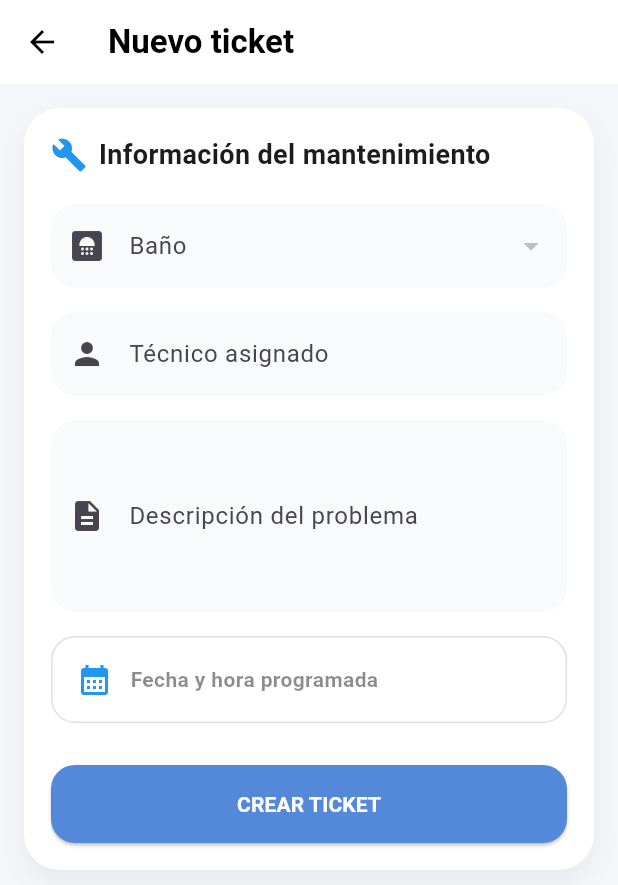
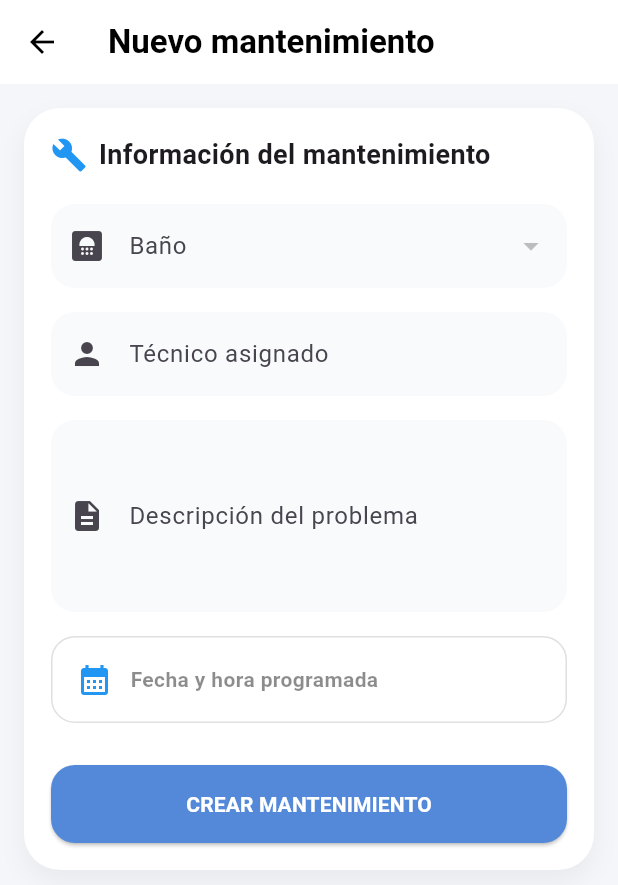
Before and after one commit to stevengodev/bathroom-vision-mobile-app, a Flutter app: the MaintenanceListPage screen opened by its route, after a tap on the "add" icon, on a phone screen of 412 x 824 dp. Shown: the top 885 px of the screen. Run offline on Flutter 3.47's test engine with Material 3 defaults, Android fonts, the phone set to English and light mode, and no system bars; our stand-ins replace dio, firebase_core, firebase_messaging, flutter_dotenv, flutter_local_notifications, flutter_secure_storage and 1 more; accounts and stored records are empty; network calls fail.

Commit message:
ajusta modulo de mantenimientos

```diff
--- a/lib/features/maintenances/models/maintenance_request.dart
+++ b/lib/features/maintenances/models/maintenance_request.dart
@@ -2,7 +2,7 @@ class MaintenanceRequest {
   final int bathroomId;
   final String technicianFullName;
   final String description;
-   final String scheduledAt;
+  final String scheduledAt;
 
   MaintenanceRequest({
     required this.bathroomId,
--- a/lib/features/maintenances/models/maintenance_response.dart
+++ b/lib/features/maintenances/models/maintenance_response.dart
@@ -6,6 +6,9 @@ class MaintenanceResponse {
   final String technicianFullName;
   final String description;
   final String status;
+  final String scheduledAt;
+  final String reportedAt;
+  final String? resolvedAt;
 
   MaintenanceResponse({
     required this.id,
@@ -13,6 +16,9 @@ class MaintenanceResponse {
     required this.technicianFullName,
     required this.description,
     required this.status,
+    required this.scheduledAt,
+    required this.reportedAt,
+    required this.resolvedAt,
   });
 
   factory MaintenanceResponse.fromJson(Map<String, dynamic> json) {
@@ -22,6 +28,9 @@ class MaintenanceResponse {
       technicianFullName: json["technicianFullName"],
       description: json["description"],
       status: json["status"],
+      scheduledAt: json["scheduledAt"],
+      reportedAt: json["reportedAt"],
+      resolvedAt: json["resolvedAt"],
     );
   }
 }
--- a/lib/features/maintenances/presentation/maintenance_form_page.dart
+++ b/lib/features/maintenances/presentation/maintenance_form_page.dart
@@ -10,92 +10,63 @@ import 'package:bathroom_vision/features/maintenances/presentation/maintenance_p
 class MaintenanceFormPage extends StatefulWidget {
   final MaintenanceResponse? maintenance;
 
-  const MaintenanceFormPage({
-    super.key,
-    this.maintenance,
-  });
+  const MaintenanceFormPage({super.key, this.maintenance});
 
   @override
-  State<MaintenanceFormPage>
-      createState() =>
-          _MaintenanceFormPageState();
+  State<MaintenanceFormPage> createState() => _MaintenanceFormPageState();
 }
 
-class _MaintenanceFormPageState
-    extends State<
-        MaintenanceFormPage> {
-  final _formKey =
-      GlobalKey<FormState>();
+class _MaintenanceFormPageState extends State<MaintenanceFormPage> {
+  final _formKey = GlobalKey<FormState>();
 
   int? selectedBathroomId;
 
-  final technicianController =
-      TextEditingController();
+  final technicianController = TextEditingController();
 
-  final descriptionController =
-      TextEditingController();
+  final descriptionController = TextEditingController();
 
-  DateTime?
-      scheduledDateTime;
+  DateTime? scheduledDateTime;
 
   @override
   void initState() {
     super.initState();
 
     Future.microtask(() {
-      context
-          .read<
-              BathroomProvider>()
-          .loadAllBathrooms();
+      context.read<BathroomProvider>().loadAllBathrooms();
     });
 
-    if (widget.maintenance !=
-        null) {
-      final m =
-          widget.maintenance!;
+    if (widget.maintenance != null) {
+      final m = widget.maintenance!;
 
-      selectedBathroomId =
-          m.bathroom.id;
+      selectedBathroomId = m.bathroom.id;
 
-      technicianController
-          .text = m
-              .technicianFullName;
+      technicianController.text = m.technicianFullName;
 
-      descriptionController
-          .text =
-          m.description;
+      descriptionController.text = m.description;
+
+      scheduledDateTime = DateTime.parse(m.scheduledAt);
     }
   }
 
-  Future<void>
-      _pickDateTime() async {
-    final date =
-        await showDatePicker(
+  Future<void> _pickDateTime() async {
+    final date = await showDatePicker(
       context: context,
-      firstDate:
-          DateTime.now(),
-      lastDate:
-          DateTime(
-        2035,
-      ),
-      initialDate:
-          DateTime.now(),
+      firstDate: DateTime.now(),
+      lastDate: DateTime(2035),
+      initialDate: DateTime.now(),
     );
 
     if (date == null) return;
 
-    final time =
-        await showTimePicker(
+    final time = await showTimePicker(
       context: context,
-      initialTime:
-          TimeOfDay.now(),
+      initialTime: TimeOfDay.now(),
     );
 
     if (time == null) return;
 
     setState(() {
-      scheduledDateTime =
-          DateTime(
+      scheduledDateTime = DateTime(
         date.year,
         date.month,
         date.day,
@@ -106,255 +77,133 @@ class _MaintenanceFormPageState
   }
 
   @override
-  Widget build(
-      BuildContext context) {
-    final bathrooms =
-        context
-            .watch<
-                BathroomProvider>()
-            .bathrooms;
+  Widget build(BuildContext context) {
+    final bathrooms = context.watch<BathroomProvider>().bathrooms;
 
-    final isEdit =
-        widget.maintenance !=
-            null;
+    final isEdit = widget.maintenance != null;
 
     return Scaffold(
-      backgroundColor:
-          const Color(
-        0xFFF4F6FA,
-      ),
+      backgroundColor: const Color(0xFFF4F6FA),
       appBar: AppBar(
         elevation: 0,
-        backgroundColor:
-            Colors.white,
-        iconTheme:
-            const IconThemeData(
-          color:
-              Colors.black,
-        ),
+        backgroundColor: Colors.white,
+        iconTheme: const IconThemeData(color: Colors.black),
         title: Text(
-          isEdit
-              ? "Editar ticket"
-              : "Nuevo ticket",
-          style:
-              const TextStyle(
-            color:
-                Colors.black,
-            fontWeight:
-                FontWeight.bold,
+          isEdit ? "Editar mantenimiento" : "Nuevo mantenimiento",
+          style: const TextStyle(
+            color: Colors.black,
+            fontWeight: FontWeight.bold,
           ),
         ),
       ),
-      body:
-          SingleChildScrollView(
-        padding:
-            const EdgeInsets.all(
-          16,
-        ),
+      body: SingleChildScrollView(
+        padding: const EdgeInsets.all(16),
         child: Form(
           key: _formKey,
           child: Container(
-            padding:
-                const EdgeInsets.all(
-              18,
-            ),
-            decoration:
-                BoxDecoration(
-              color:
-                  Colors.white,
-              borderRadius:
-                  BorderRadius.circular(
-                24,
-              ),
+            padding: const EdgeInsets.all(18),
+            decoration: BoxDecoration(
+              color: Colors.white,
+              borderRadius: BorderRadius.circular(24),
               boxShadow: [
                 BoxShadow(
-                  color: Colors
-                      .black
-                      .withOpacity(
-                          0.05),
-                  blurRadius:
-                      14,
-                  offset:
-                      const Offset(
-                    0,
-                    8,
-                  ),
+                  color: Colors.black.withOpacity(0.05),
+                  blurRadius: 14,
+                  offset: const Offset(0, 8),
                 ),
               ],
             ),
             child: Column(
               children: [
-                _title(
-                  "Información del mantenimiento",
-                ),
+                _title("Información del mantenimiento"),
 
-                const SizedBox(
-                    height:
-                        20),
+                const SizedBox(height: 20),
 
-                DropdownButtonFormField<
-                    int>(
-                  value:
-                      selectedBathroomId,
-                  decoration:
-                      _inputDecoration(
-                    "Baño",
-                    Icons
-                        .bathroom,
-                  ),
+                DropdownButtonFormField<int>(
+                  value: selectedBathroomId,
+                  decoration: _inputDecoration("Baño", Icons.bathroom),
                   items: bathrooms
                       .map(
-                        (
-                          b,
-                        ) =>
-                            DropdownMenuItem(
-                          value:
-                              b.id,
-                          child:
-                              Text(
-                            "${b.nameBlock} - Piso ${b.floor}",
+                        (b) => DropdownMenuItem(
+                          value: b.id,
+                          child: Text(
+                            "${b.nameBlock} - Piso ${b.floor} - ${b.gender.toDisplayString()}",
                           ),
                         ),
                       )
                       .toList(),
-                  onChanged:
-                      (
-                    value,
-                  ) {
+                  onChanged: (value) {
                     setState(() {
-                      selectedBathroomId =
-                          value;
+                      selectedBathroomId = value;
                     });
                   },
-                  validator:
-                      (
-                    value,
-                  ) {
-                    if (value ==
-                        null) {
+                  validator: (value) {
+                    if (value == null) {
                       return "Selecciona un baño";
                     }
                     return null;
                   },
                 ),
 
-                const SizedBox(
-                    height:
-                        16),
+                const SizedBox(height: 16),
 
                 TextFormField(
-                  controller:
-                      technicianController,
-                  decoration:
-                      _inputDecoration(
+                  controller: technicianController,
+                  decoration: _inputDecoration(
                     "Técnico asignado",
                     Icons.person,
                   ),
-                  validator:
-                      (
-                    value,
-                  ) {
-                    if (value ==
-                            null ||
-                        value
-                            .trim()
-                            .isEmpty) {
+                  validator: (value) {
+                    if (value == null || value.trim().isEmpty) {
                       return "Campo requerido";
                     }
                     return null;
                   },
                 ),
 
-                const SizedBox(
-                    height:
-                        16),
+                const SizedBox(height: 16),
 
                 TextFormField(
-                  controller:
-                      descriptionController,
-                  maxLines:
-                      4,
-                  decoration:
-                      _inputDecoration(
+                  controller: descriptionController,
+                  maxLines: 4,
+                  decoration: _inputDecoration(
                     "Descripción del problema",
-                    Icons
-                        .description,
+                    Icons.description,
                   ),
-                  validator:
-                      (
-                    value,
-                  ) {
-                    if (value ==
-                            null ||
-                        value
-                            .trim()
-                            .isEmpty) {
+                  validator: (value) {
+                    if (value == null || value.trim().isEmpty) {
                       return "Campo requerido";
                     }
                     return null;
                   },
                 ),
 
-                const SizedBox(
-                    height:
-                        16),
+                const SizedBox(height: 16),
 
                 InkWell(
-                  onTap:
-                      _pickDateTime,
-                  borderRadius:
-                      BorderRadius.circular(
-                    16,
-                  ),
-                  child:
-                      Container(
-                    width: double
-                        .infinity,
-                    padding:
-                        const EdgeInsets.all(
-                      16,
+                  onTap: _pickDateTime,
+                  borderRadius: BorderRadius.circular(16),
+                  child: Container(
+                    width: double.infinity,
+                    padding: const EdgeInsets.all(16),
+                    decoration: BoxDecoration(
+                      border: Border.all(color: Colors.black12),
+                      borderRadius: BorderRadius.circular(16),
                     ),
-                    decoration:
-                        BoxDecoration(
-                      border:
-                          Border.all(
-                        color: Colors
-                            .black12,
-                      ),
-                      borderRadius:
-                          BorderRadius.circular(
-                        16,
-                      ),
-                    ),
-                    child:
-                        Row(
+                    child: Row(
                       children: [
-                        const Icon(
-                          Icons
-                              .calendar_month,
-                          color: Colors
-                              .blue,
-                        ),
-                        const SizedBox(
-                            width:
-                                12),
+                        const Icon(Icons.calendar_month, color: Colors.blue),
+                        const SizedBox(width: 12),
                         Expanded(
-                          child:
-                              Text(
-                            scheduledDateTime ==
-                                    null
+                          child: Text(
+                            scheduledDateTime == null
                                 ? "Fecha y hora programada"
                                 : DateFormat(
                                     "dd/MM/yyyy HH:mm",
-                                  ).format(
-                                    scheduledDateTime!,
-                                  ),
-                            style:
-                                TextStyle(
-                              fontWeight:
-                                  FontWeight.w600,
-                              color: scheduledDateTime ==
-                                      null
+                                  ).format(scheduledDateTime!),
+                            style: TextStyle(
+                              fontWeight: FontWeight.w600,
+                              color: scheduledDateTime == null
                                   ? Colors.black45
                                   : Colors.black,
                             ),
@@ -365,107 +214,60 @@ class _MaintenanceFormPageState
                   ),
                 ),
 
-                const SizedBox(
-                    height:
-                        28),
+                const SizedBox(height: 28),
 
                 SizedBox(
-                  width: double
-                      .infinity,
-                  child:
-                      ElevatedButton(
-                    onPressed:
-                        () async {
-                      if (!_formKey
-                          .currentState!
-                          .validate()) {
+                  width: double.infinity,
+                  child: ElevatedButton(
+                    onPressed: () async {
+                      if (!_formKey.currentState!.validate()) {
                         return;
                       }
 
-                      if (scheduledDateTime ==
-                          null) {
-                        ScaffoldMessenger.of(
-                                context)
-                            .showSnackBar(
+                      if (scheduledDateTime == null) {
+                        ScaffoldMessenger.of(context).showSnackBar(
                           const SnackBar(
-                            content:
-                                Text(
-                              "Selecciona fecha programada",
-                            ),
+                            content: Text("Selecciona fecha programada"),
                           ),
                         );
                         return;
                       }
 
-                      final provider =
-                          context.read<
-                              MaintenanceProvider>();
+                      final provider = context.read<MaintenanceProvider>();
 
-                      final request =
-                          MaintenanceRequest(
-                        bathroomId:
-                            selectedBathroomId!,
-                        technicianFullName:
-                            technicianController.text,
-                        description:
-                            descriptionController.text,
-                        scheduledAt:
-                            scheduledDateTime!
-                                .toIso8601String(),
+                      final request = MaintenanceRequest(
+                        bathroomId: selectedBathroomId!,
+                        technicianFullName: technicianController.text,
+                        description: descriptionController.text,
+                        scheduledAt: scheduledDateTime!.toIso8601String(),
                       );
 
                       if (isEdit) {
-                        await provider
-                            .updateMaintenance(
-                          widget
-                              .maintenance!
-                              .id,
+                        await provider.updateMaintenance(
+                          widget.maintenance!.id,
                           request,
                         );
                       } else {
-                        await provider
-                            .createMaintenance(
-                          request,
-                        );
+                        await provider.createMaintenance(request);
                       }
 
                       if (mounted) {
-                        Navigator.pop(
-                          context,
-                          true,
-                        );
+                        Navigator.pop(context, true);
                       }
                     },
-                    style:
-                        ElevatedButton.styleFrom(
-                      backgroundColor:
-                          const Color(
-                        0xFF5489D9,
-                      ),
-                      foregroundColor:
-                          Colors.white,
-                      padding:
-                          const EdgeInsets.symmetric(
-                        vertical:
-                            16,
-                      ),
-                      shape:
-                          RoundedRectangleBorder(
-                        borderRadius:
-                            BorderRadius.circular(
-                          16,
-                        ),
+                    style: ElevatedButton.styleFrom(
+                      backgroundColor: const Color(0xFF5489D9),
+                      foregroundColor: Colors.white,
+                      padding: const EdgeInsets.symmetric(vertical: 16),
+                      shape: RoundedRectangleBorder(
+                        borderRadius: BorderRadius.circular(16),
                       ),
                     ),
                     child: Text(
                       isEdit
-                          ? "ACTUALIZAR TICKET"
-                          : "CREAR TICKET",
-                      style:
-                          const TextStyle(
-                        fontWeight:
-                            FontWeight.bold,
-                      ),
+                          ? "ACTUALIZAR MANTENIMIENTO"
+                          : "CREAR MANTENIMIENTO",
+                      style: const TextStyle(fontWeight: FontWeight.bold),
                     ),
                   ),
                 ),
@@ -477,65 +279,37 @@ class _MaintenanceFormPageState
     );
   }
 
-  Widget _title(
-      String text) {
+  Widget _title(String text) {
     return Row(
       children: [
-        const Icon(
-          Icons.build,
-          color:
-              Colors.blue,
-        ),
-        const SizedBox(
-            width: 8),
-       Flexible(
+        const Icon(Icons.build, color: Colors.blue),
+        const SizedBox(width: 8),
+        Flexible(
           child: Text(
             text,
-            style: const TextStyle(
-              fontSize: 18,
-              fontWeight: FontWeight.bold,
-            ),
+            style: const TextStyle(fontSize: 18, fontWeight: FontWeight.bold),
             maxLines: 2,
             overflow: TextOverflow.ellipsis,
             textAlign: TextAlign.center,
           ),
-        )
-
+        ),
       ],
     );
   }
 
-  InputDecoration
-      _inputDecoration(
-    String label,
-    IconData icon,
-  ) {
+  InputDecoration _inputDecoration(String label, IconData icon) {
     return InputDecoration(
       labelText: label,
-      prefixIcon:
-          Icon(icon),
+      prefixIcon: Icon(icon),
       filled: true,
-      fillColor:
-          const Color(
-        0xFFF8FAFC,
+      fillColor: const Color(0xFFF8FAFC),
+      border: OutlineInputBorder(
+        borderRadius: BorderRadius.circular(16),
+        borderSide: BorderSide.none,
       ),
-      border:
-          OutlineInputBorder(
-        borderRadius:
-            BorderRadius.circular(
-          16,
-        ),
-        borderSide:
-            BorderSide.none,
-      ),
-      enabledBorder:
-          OutlineInputBorder(
-        borderRadius:
-            BorderRadius.circular(
-          16,
-        ),
-        borderSide:
-            BorderSide.none,
+      enabledBorder: OutlineInputBorder(
+        borderRadius: BorderRadius.circular(16),
+        borderSide: BorderSide.none,
       ),
     );
   }
--- a/lib/features/maintenances/presentation/maintenance_list_page.dart
+++ b/lib/features/maintenances/presentation/maintenance_list_page.dart
@@ -80,7 +80,7 @@ class _MaintenanceListPageState extends State<MaintenanceListPage> {
         ),
 
         title: const Text(
-          "Tickets",
+          "Mantenimientos",
           style: TextStyle(
             fontSize: 20,
             fontWeight: FontWeight.bold,
@@ -280,7 +280,7 @@ class _MaintenanceListPageState extends State<MaintenanceListPage> {
           ),
           SizedBox(height: 14),
           Text(
-            "No hay tickets",
+            "No hay mantenimientos",
             style: TextStyle(
               fontSize: 16,
               color: Colors.black38,
--- a/lib/features/maintenances/presentation/maintenance_status_page.dart
+++ b/lib/features/maintenances/presentation/maintenance_status_page.dart
@@ -51,8 +51,7 @@ class _MaintenanceStatusPageState
 
     try {
       await context
-          .read<
-              MaintenanceProvider>()
+          .read<MaintenanceProvider>()
           .updateMaintenanceStatus(
             widget.maintenance.id,
             selectedStatus,
```
Also changed, not shown: lib/features/maintenances/data/maintenance_api.dart (+3 -53 lines), lib/features/maintenances/presentation/maintenance_detail_page.dart (+64 -38 lines).
